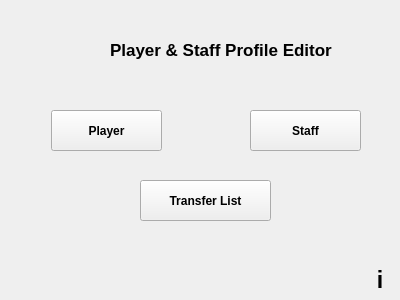
The window that people.ui (TNT57/FootballClubManagementSystem) describes before a commit, drawn with Qt 5.
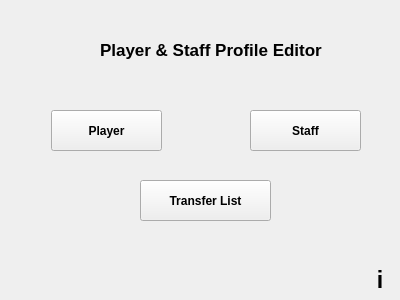
The same window after the commit.

The edit to the form file:
```diff
--- a/people.ui
+++ b/people.ui
@@ -70,7 +70,7 @@
   <widget class="QLabel" name="label">
    <property name="geometry">
     <rect>
-     <x>110</x>
+     <x>100</x>
      <y>40</y>
      <width>291</width>
      <height>20</height>
```
